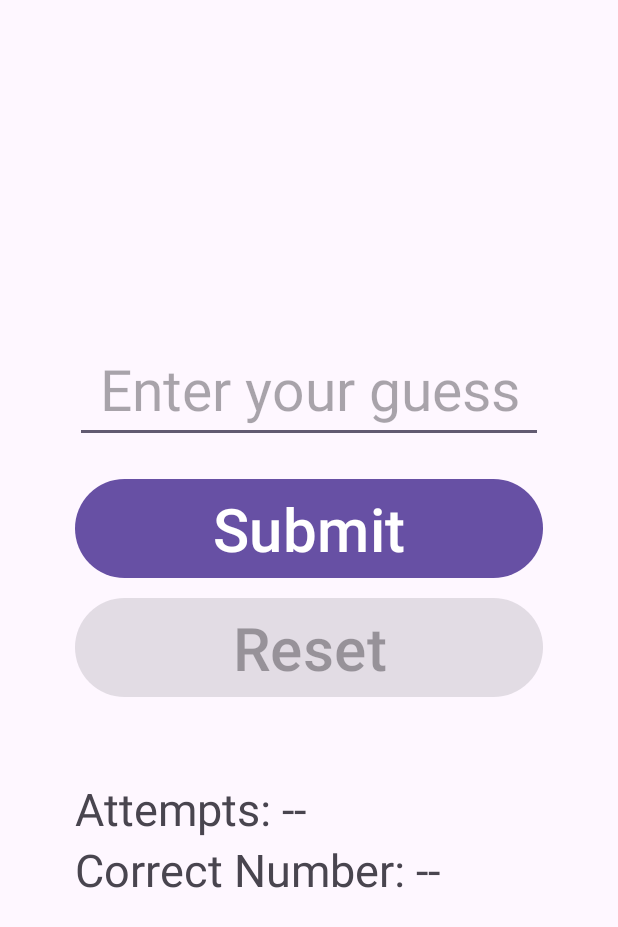
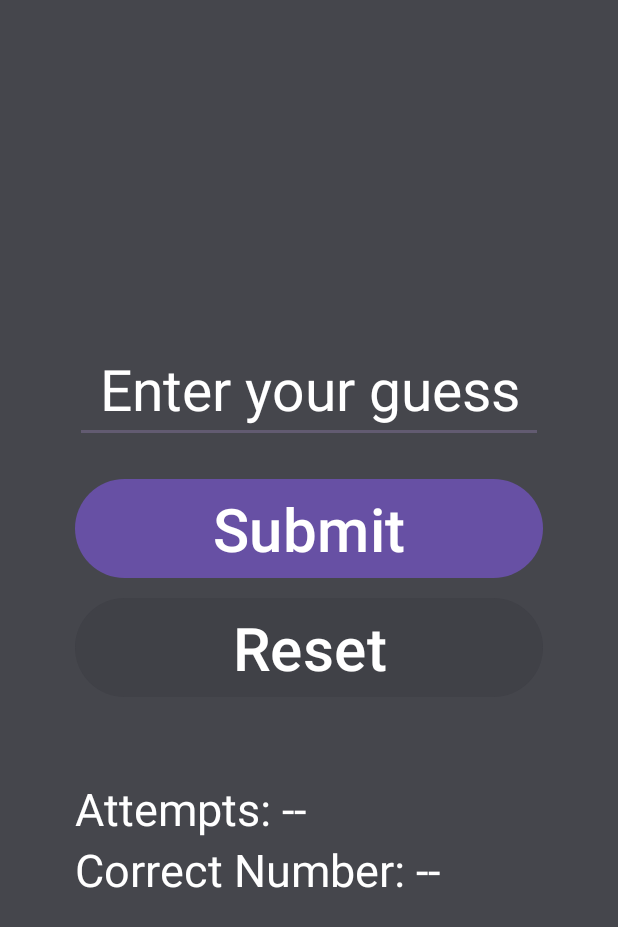
Before and after one commit to lonewanderer27/Guess-Jay-Number, an Android app: the screen it shows after launch (GN_MainActivity), on a phone screen of 412 x 824 dp. Shown: the top 927 px of the screen. Run offline under Robolectric (Android 15) with nearby library versions, the phone set to English and light mode, and no system bars.

Commit message:
ui: change bg color and text color

```diff
--- a/app/src/main/res/layout/gn_activity_main.xml
+++ b/app/src/main/res/layout/gn_activity_main.xml
@@ -7,9 +7,12 @@
     android:orientation="vertical"
     android:layout_height="match_parent"
     android:gravity="center_vertical"
+    android:background="@color/material_dynamic_neutral30"
     tools:context=".GN_MainActivity">
     <EditText
+        android:textColorHint="@color/white"
         android:inputType="number"
+        android:textColor="@color/white"
         android:layout_marginBottom="20dp"
         android:textAlignment="center"
         android:textSize="38sp"
@@ -26,6 +29,7 @@
         android:layout_height="wrap_content">
     </Button>
     <Button
+        android:textColor="@color/white"
         android:layout_marginTop="5dp"
         android:enabled="false"
         android:textSize="40sp"
@@ -35,6 +39,7 @@
         android:layout_height="wrap_content">
     </Button>
     <TextView
+        android:textColor="@color/white"
         android:layout_marginTop="50dp"
         android:id="@+id/Attempts"
         android:text="Attempts: --"
@@ -42,6 +47,7 @@
         android:layout_width="match_parent"
         android:layout_height="wrap_content"/>
     <TextView
+        android:textColor="@color/white"
         android:id="@+id/CorrectGuess"
         android:text="Correct Number: --"
         android:textSize="30sp"
```
